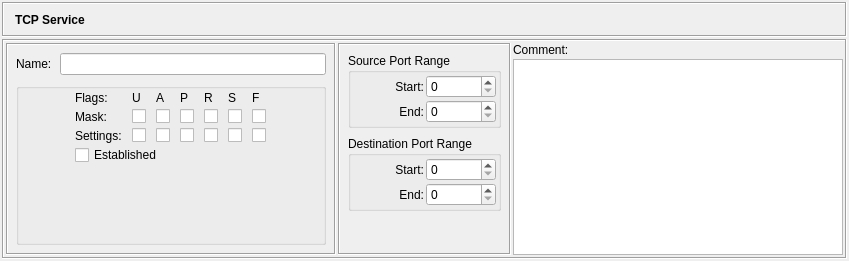
First picture: the form in src/gui/tcpservicedialog_q.ui, repository fwbuilder/fwbuilder, before the edit.
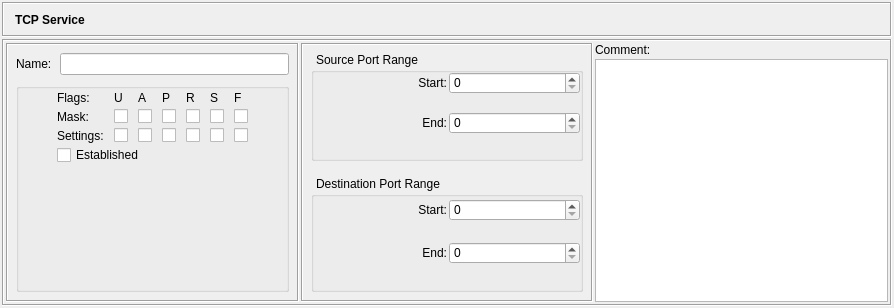
Second picture: the form after the edit. Icons and pictures are not drawn.

The edit to the form file:
```diff
--- a/src/gui/tcpservicedialog_q.ui
+++ b/src/gui/tcpservicedialog_q.ui
@@ -8,8 +8,8 @@
    <rect>
     <x>0</x>
     <y>0</y>
-    <width>849</width>
-    <height>261</height>
+    <width>894</width>
+    <height>308</height>
    </rect>
   </property>
   <property name="sizePolicy" >
@@ -33,9 +33,6 @@
      <property name="spacing" >
       <number>2</number>
      </property>
-     <property name="margin" >
-      <number>0</number>
-     </property>
      <item>
       <widget class="QFrame" name="frame3" >
        <property name="sizePolicy" >
@@ -113,7 +110,7 @@
         <item rowspan="2" row="0" column="0" >
          <widget class="QFrame" name="frame35" >
           <property name="sizePolicy" >
-           <sizepolicy vsizetype="Preferred" hsizetype="Preferred" >
+           <sizepolicy vsizetype="Preferred" hsizetype="Expanding" >
             <horstretch>0</horstretch>
             <verstretch>0</verstretch>
            </sizepolicy>
@@ -183,9 +180,6 @@
                 <property name="verticalSpacing" >
                  <number>4</number>
                 </property>
-                <property name="margin" >
-                 <number>0</number>
-                </property>
                 <item row="1" column="3" >
                  <widget class="QCheckBox" name="psh_m" >
                   <property name="sizePolicy" >
@@ -523,6 +517,12 @@
         </item>
         <item rowspan="2" row="0" column="1" >
          <widget class="QFrame" name="frame36" >
+          <property name="sizePolicy" >
+           <sizepolicy vsizetype="Preferred" hsizetype="Expanding" >
+            <horstretch>0</horstretch>
+            <verstretch>0</verstretch>
+           </sizepolicy>
+          </property>
           <property name="frameShape" >
            <enum>QFrame::Box</enum>
           </property>
@@ -541,6 +541,21 @@
            </property>
            <item row="0" column="0" >
             <widget class="QGroupBox" name="groupBox1" >
+             <property name="styleSheet" >
+              <string notr="true" >QGroupBox {
+	margin-top: 1ex;
+	margin-bottom: 8px;
+	padding-top: 1ex;
+	padding-bottom: 6px;
+	padding-left: 2px;
+}
+
+QGroupBox::title {  
+	subcontrol-origin: margin;
+	subcontrol-position: top left;
+	padding: 0 3px;
+}</string>
+             </property>
              <property name="title" >
               <string>Source Port Range</string>
              </property>
@@ -553,6 +568,9 @@
               </property>
               <item row="0" column="1" >
                <widget class="QSpinBox" name="ss" >
+                <property name="styleSheet" >
+                 <string notr="true" />
+                </property>
                 <property name="buttonSymbols" >
                  <enum>QAbstractSpinBox::UpDownArrows</enum>
                 </property>
@@ -563,6 +581,9 @@
               </item>
               <item row="1" column="1" >
                <widget class="QSpinBox" name="se" >
+                <property name="styleSheet" >
+                 <string notr="true" />
+                </property>
                 <property name="buttonSymbols" >
                  <enum>QAbstractSpinBox::UpDownArrows</enum>
                 </property>
@@ -602,6 +623,20 @@
            </item>
            <item row="1" column="0" >
             <widget class="QGroupBox" name="groupBox1_2" >
+             <property name="styleSheet" >
+              <string notr="true" >QGroupBox {
+	margin-top: 1ex;
+	padding-top: 1ex;
+	padding-bottom: 6px;
+	padding-left: 2px;
+}
+
+QGroupBox::title {  
+	subcontrol-origin: margin;
+	subcontrol-position: top left;
+	padding: 0 3px;
+}</string>
+             </property>
              <property name="title" >
               <string>Destination Port Range</string>
              </property>
@@ -661,22 +696,6 @@
              </layout>
             </widget>
            </item>
-           <item row="2" column="0" >
-            <spacer>
-             <property name="orientation" >
-              <enum>Qt::Vertical</enum>
-             </property>
-             <property name="sizeType" >
-              <enum>QSizePolicy::MinimumExpanding</enum>
-             </property>
-             <property name="sizeHint" stdset="0" >
-              <size>
-               <width>20</width>
-               <height>0</height>
-              </size>
-             </property>
-            </spacer>
-           </item>
           </layout>
          </widget>
         </item>
```
